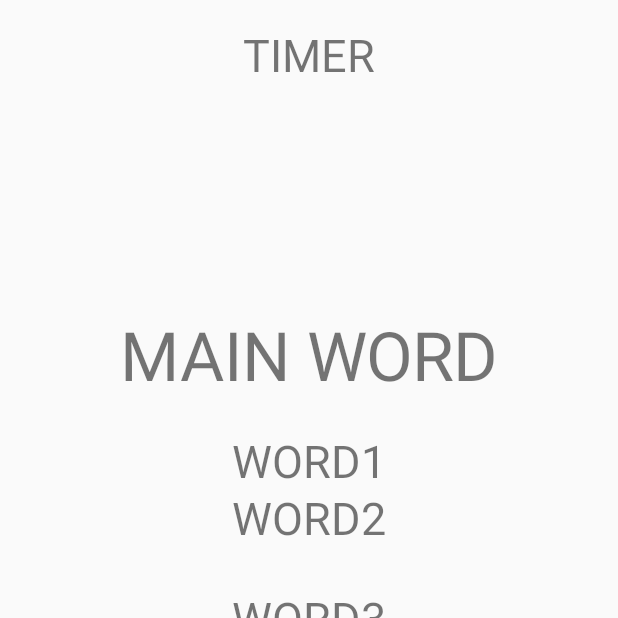
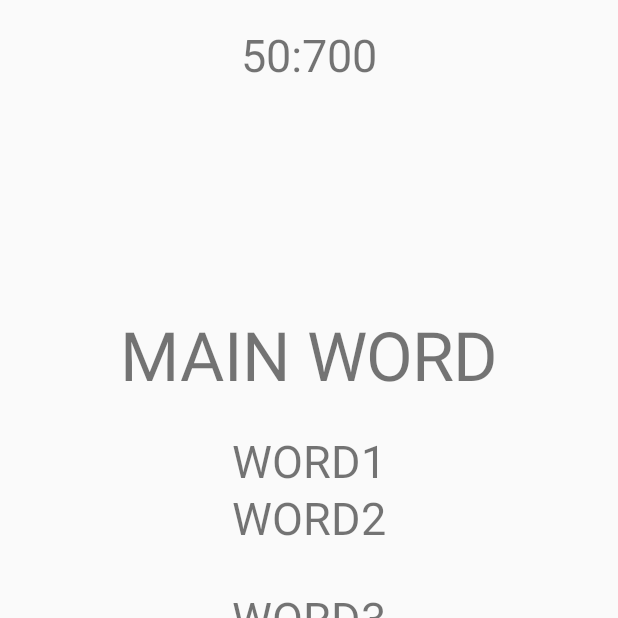
Before and after one commit to condiom/tabu, an Android app: the screen it shows after launch (MainActivity), on a phone screen of 412 x 824 dp, the top half of it. Run offline under Robolectric (Android 15) with nearby library versions, the phone set to English and light mode, and no system bars; libraries missing offline, so code that uses them is left out: android.test; 5 statements that could not run were skipped.

Commit message:
fixed timer+red. added comments added TODO.

```diff
--- a/app/src/main/java/tratrafe2/condiom/tambu/MainActivity.java
+++ b/app/src/main/java/tratrafe2/condiom/tambu/MainActivity.java
@@ -1,8 +1,10 @@
 package tratrafe2.condiom.tambu;
 
 import android.app.Activity;
+import android.graphics.Color;
 import android.os.Bundle;
 import android.os.CountDownTimer;
+import android.test.RenamingDelegatingContext;
 import android.view.Gravity;
 import android.widget.TextView;
 
@@ -30,7 +32,7 @@ public class MainActivity extends Activity {
 
         Card temp = new Card();
         Card[] cardArray = temp.initArray(this);
-        System.out.println("hello");
+
         float sizeOfLetters = 30;
         txtMain.setTextSize(sizeOfLetters + 15);
         txt1.setTextSize(sizeOfLetters);
@@ -41,26 +43,53 @@ public class MainActivity extends Activity {
 
         txt3.setGravity(Gravity.CENTER_HORIZONTAL);
         int i = 50;
-            startCounter();
-            txtMain.setText(cardArray[i].word);
-            txt1.setText(cardArray[i].apagorevmenes[0]);
-            txt2.setText(cardArray[i].apagorevmenes[1]);
-            txt3.setText(cardArray[i].apagorevmenes[2]);
-            txt4.setText(cardArray[i].apagorevmenes[3]);
-        }
+        startCounter(60);
+        //TODO: na valoume on button click, na ginete random ena i j na kali tin printCard
+        printCard(cardArray, i);
+    }
 
+    /**
+     * Tiponi ta periexomena tis kartas [i] pou ton pinaka cardArray.
+     * isos nan kalitera o pinakas nan lista.
+     * {
+     *  lista -> o(N) gia na e3agis stixio
+     *         -> mporoume kathe karta p ethkiavastike na tin kamnoume remove p ti lista
+     * pinakas -> O(1) gia na thkiavasis stixio
+     *          ->kratoume 1 pointer sto telos tou array. kathe fora p thkiavazoume le3i,
+     *            kamnoume swap me to stixio ston pointer, j katevazoume ton pointer kata 1.
+     * }
+     *
+     * @param cardArray
+     * @param i
+     */
+    public void printCard(Card[] cardArray, int i) {
+        txtMain.setText(cardArray[i].word);
+        txt1.setText(cardArray[i].apagorevmenes[0]);
+        txt2.setText(cardArray[i].apagorevmenes[1]);
+        txt3.setText(cardArray[i].apagorevmenes[2]);
+        txt4.setText(cardArray[i].apagorevmenes[3]);
+    }
 
-    public void startCounter(){
-        countDownTimer: new CountDownTimer(60*1000,1000){
+    /**
+     * Metritis pros ta katw arxizontas p to minutes.
+     *
+     * @param minutes
+     */
+    public void startCounter(int minutes) {
+        countDownTimer:
+        new CountDownTimer(minutes * 1000, 10) {
             @Override
-            public void onTick(long milisUntilFinished){
-                timer.setText(""+milisUntilFinished/1000);
+            public void onTick(long milisUntilFinished) {
+                timer.setText(String.format("%d:%03d", milisUntilFinished / 1000, milisUntilFinished % 1000));
+                if (milisUntilFinished / 1000 <= 10) {
+                    timer.setTextColor(Color.RED);
+                }
             }
 
             @Override
             public void onFinish() {
-                timer.setText("DONE");
+                timer.setText("TIME'S UP");
             }
-        };
+        }.start();
     }
 }
```
